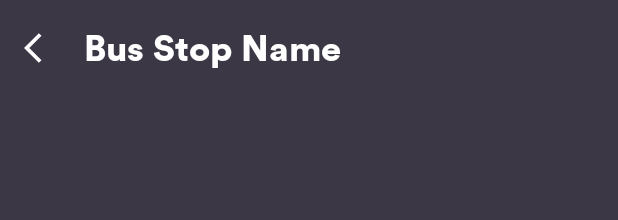
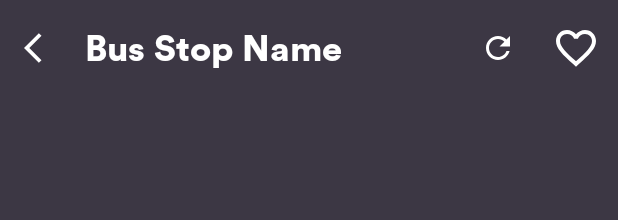
Before and after one commit to mihir942/BusTime3, an Android app: the layout activity_bus_timings.xml on its own in the app's theme, with its tools: preview values and no code run, on a phone screen of 412 x 824 dp. Shown: the top 220 px of the screen. Run offline under Robolectric (Android 15) with nearby library versions, the phone set to English and light mode, and no system bars.

Commit message:
added full toolbar
with options menu (clickable)

```diff
--- a/app/src/main/res/layout/activity_bus_timings.xml
+++ b/app/src/main/res/layout/activity_bus_timings.xml
@@ -9,10 +9,12 @@
 
 
     <com.google.android.material.appbar.MaterialToolbar
+        android:id="@+id/bus_stop_toolbar"
         android:layout_width="0dp"
         android:layout_height="wrap_content"
         android:background="@color/dark_purple"
         app:navigationIcon="@drawable/ic_back_icon"
+        app:menu="@menu/bus_timings_menu"
         app:layout_constraintStart_toStartOf="parent"
         app:layout_constraintEnd_toEndOf="parent"
         app:layout_constraintTop_toTopOf="parent">
@@ -21,12 +23,11 @@
             android:layout_width="wrap_content"
             android:layout_height="wrap_content"
             android:text="@string/bus_stop_name_placeholder"
+            android:gravity="center"
             android:textColor="@color/white"
             android:textSize="24sp"
             android:fontFamily="@font/circularstd_black_regular" />
 
-
-
     </com.google.android.material.appbar.MaterialToolbar>
 
 </androidx.constraintlayout.widget.ConstraintLayout>
```
Also changed, not shown: app/src/main/java/com/pmapps/bustime3/bus/BusTimingsActivity.java (+9 -1 lines).
